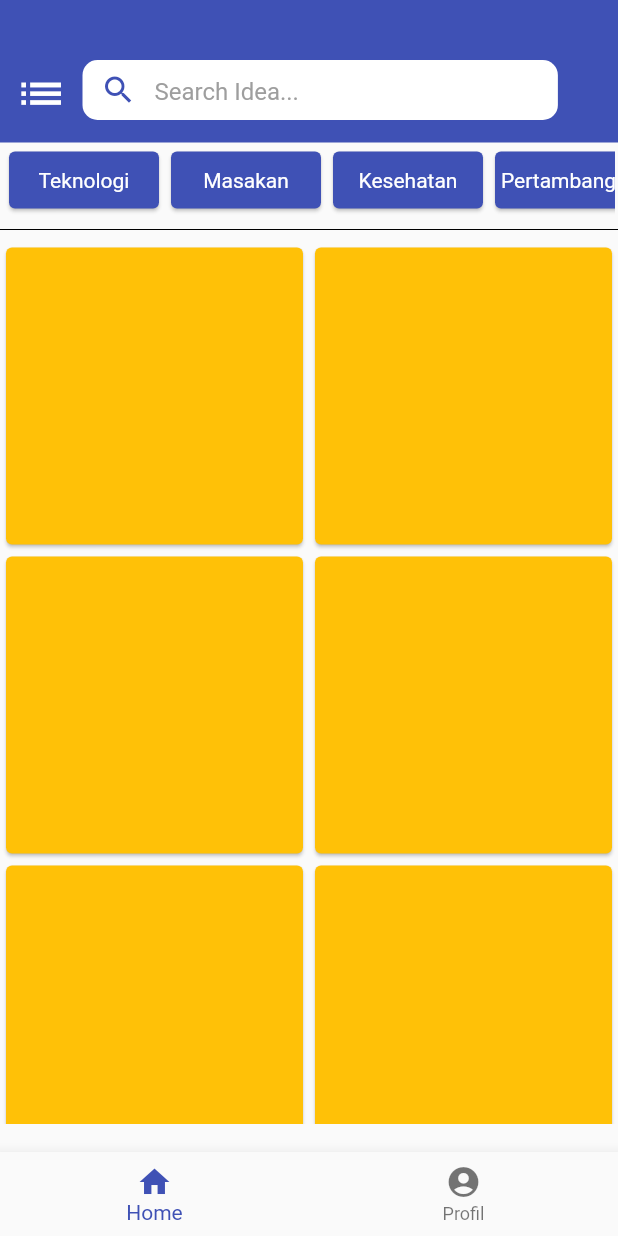
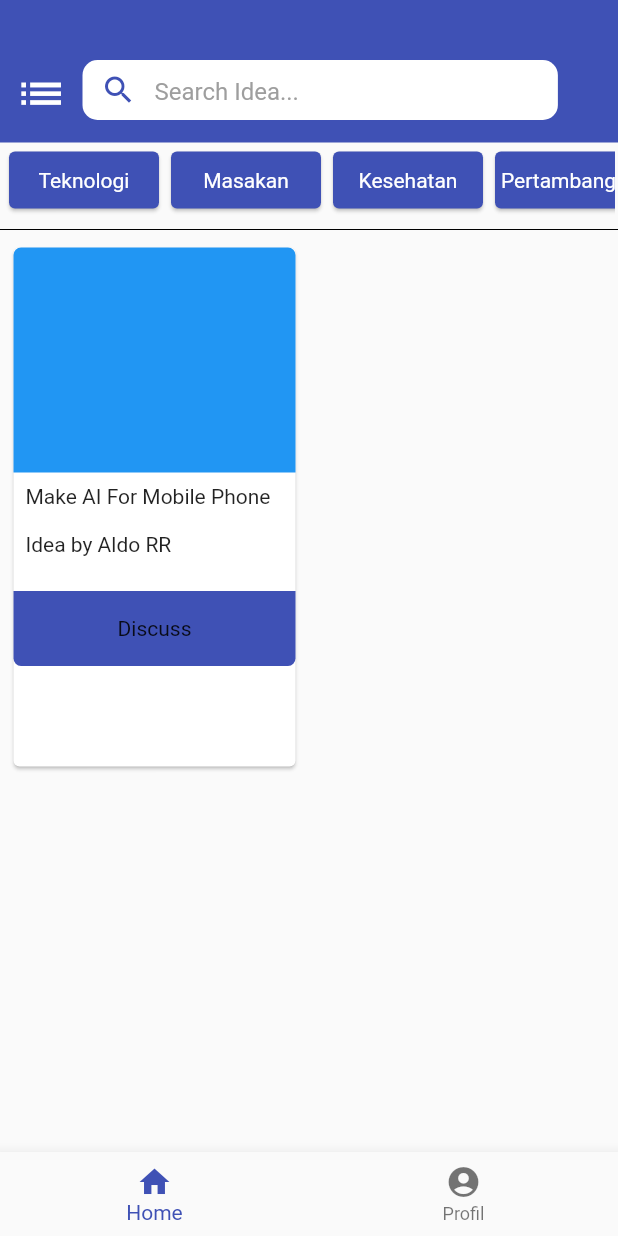
Before and after one commit to AldoReghan/IDEAShare, a Flutter app: the screen it shows after launch, on a phone screen of 412 x 824 dp. Run offline on Flutter 3.47's test engine with Material 2 defaults, Android fonts, the phone set to English and light mode, and no system bars.

Commit message:
revisi gridview

```diff
--- a/lib/pages/home.dart
+++ b/lib/pages/home.dart
@@ -34,33 +34,55 @@ class _HomeState extends State<Home> {
             children: [
               CircleAvatar(
                   maxRadius: 40,
-                  backgroundImage: NetworkImage("https://lh3.googleusercontent.com/ogw/ADGmqu_lFB61JWUrBHjn-piv1VDROO3cbQsBYuv_PVZ_IQ=s83-c-mo")
+                  backgroundImage: NetworkImage(
+                      "https://lh3.googleusercontent.com/ogw/ADGmqu_lFB61JWUrBHjn-piv1VDROO3cbQsBYuv_PVZ_IQ=s83-c-mo")),
+              SizedBox(
+                height: 5,
               ),
-                SizedBox(height: 5,),
-                Text("Aldo Reghan Ramadhan", style: TextStyle(color: Colors.white, fontWeight: FontWeight.bold, fontSize: 16),),
-                Text("aldoreghan@gmail.com", style: TextStyle(color: Colors.white),)
+              Text(
+                "Aldo Reghan Ramadhan",
+                style: TextStyle(
+                    color: Colors.white,
+                    fontWeight: FontWeight.bold,
+                    fontSize: 16),
+              ),
+              Text(
+                "aldoreghan@gmail.com",
+                style: TextStyle(color: Colors.white),
+              )
             ],
           ),
         ),
         ListTile(
-            title: Text("Buat Ide", style: TextStyle(color: Colors.indigo),),
+          title: Text(
+            "Buat Ide",
+            style: TextStyle(color: Colors.indigo),
+          ),
           leading: Icon(Icons.lightbulb, color: Colors.indigo),
         ),
         ListTile(
-            title: Text("Lihat Ide", style: TextStyle(color: Colors.indigo),),
+          title: Text(
+            "Lihat Ide",
+            style: TextStyle(color: Colors.indigo),
+          ),
           leading: Icon(Icons.list, color: Colors.indigo),
         ),
         ListTile(
-            title: Text("Buat Ide", style: TextStyle(color: Colors.indigo),),
+          title: Text(
+            "Buat Ide",
+            style: TextStyle(color: Colors.indigo),
+          ),
           leading: Icon(Icons.lightbulb, color: Colors.indigo),
         ),
         ListTile(
-            title: Text("Profil", style: TextStyle(color: Colors.indigo),),
+          title: Text(
+            "Profil",
+            style: TextStyle(color: Colors.indigo),
+          ),
           leading: Icon(Icons.account_circle, color: Colors.indigo),
         ),
       ],
-      )
-    );
+    ));
   }
 
   Widget setAppBar(GlobalKey<ScaffoldState> globalKey) {
@@ -166,20 +188,59 @@ class _HomeState extends State<Home> {
     );
   }
 
-  gridViewItem() {
+  gridViewItem(BuildContext context) {
+    var size = MediaQuery.of(context).size;
+    final double itemHeight = (size.height - kToolbarHeight - 24) / 2;
+    final double itemWidth = size.width / 2;
     return Container(
+        // color: Colors.blue,
         height: MediaQuery.of(context).size.height / 1.4,
         child: GridView.count(
-          padding: EdgeInsets.only(bottom: 5),
-          shrinkWrap: true,
+          childAspectRatio: (itemWidth / itemHeight),
+          padding: EdgeInsets.only(bottom: 5, left: 5, right: 5),
           crossAxisCount: 2,
-          children: List.generate(50, (index) {
-            return Container(
+          mainAxisSpacing: 10,
+          crossAxisSpacing: 10,
+          children: [
+            Container(
               child: Card(
-                color: Colors.amber,
+                child: Column(
+                  crossAxisAlignment: CrossAxisAlignment.start,
+                  children: [
+                    Container(
+                      decoration: BoxDecoration(
+                        borderRadius: BorderRadius.only(
+                            topLeft: Radius.circular(5),
+                            topRight: Radius.circular(5)),
+                        color: Colors.blue,
                       ),
-            );
-          }),
+                      height: 150,
+                    ),
+                    Padding(
+                      padding: const EdgeInsets.all(8.0),
+                      child:
+                          Text("Make AI For Mobile Phone")
+                    ),
+                    Padding(
+                      padding: const EdgeInsets.all(8.0),
+                      child: Text("Idea by Aldo RR"),
+                    ),
+                    Container(
+                      margin: EdgeInsets.only(top: 15),
+                      decoration: BoxDecoration(
+                        color: Colors.indigo,
+                        borderRadius: BorderRadius.only(
+                            bottomLeft: Radius.circular(5),
+                            bottomRight: Radius.circular(5)),
+                      ),
+                      height: 50,
+                      child: Center(child: Text("Discuss"),),
+                    )
+                  ],
+                ),
+              ),
+            ),
+          ],
         ));
   }
 
@@ -189,28 +250,22 @@ class _HomeState extends State<Home> {
       key: _key,
       drawer: buildDrawer(),
       body: SingleChildScrollView(
-        // controller: controller,
         child: Column(children: [
           setAppBar(_key),
           buildListKategori(),
           Divider(
             color: Colors.black,
           ),
-          gridViewItem(),
+          gridViewItem(context),
         ]),
       ),
       bottomNavigationBar: Container(
         child: BottomNavigationBar(
             fixedColor: Colors.indigo,
             items: <BottomNavigationBarItem>[
+              BottomNavigationBarItem(icon: Icon(Icons.home), label: 'Home'),
               BottomNavigationBarItem(
-              icon: Icon(Icons.home),
-              label: 'Home'
-            ),
-            BottomNavigationBarItem(
-              icon: Icon(Icons.account_circle),
-              label: 'Profil'
-            ),
+                  icon: Icon(Icons.account_circle), label: 'Profil'),
             ]),
       ),
     );
```
Lines whose indentation alone changed are shown as unchanged.
